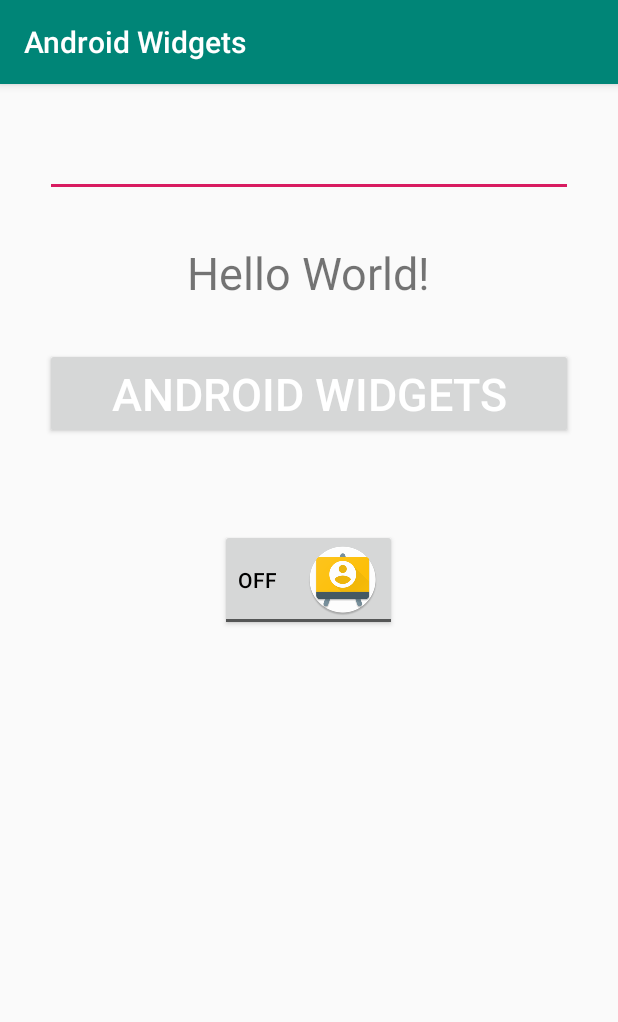
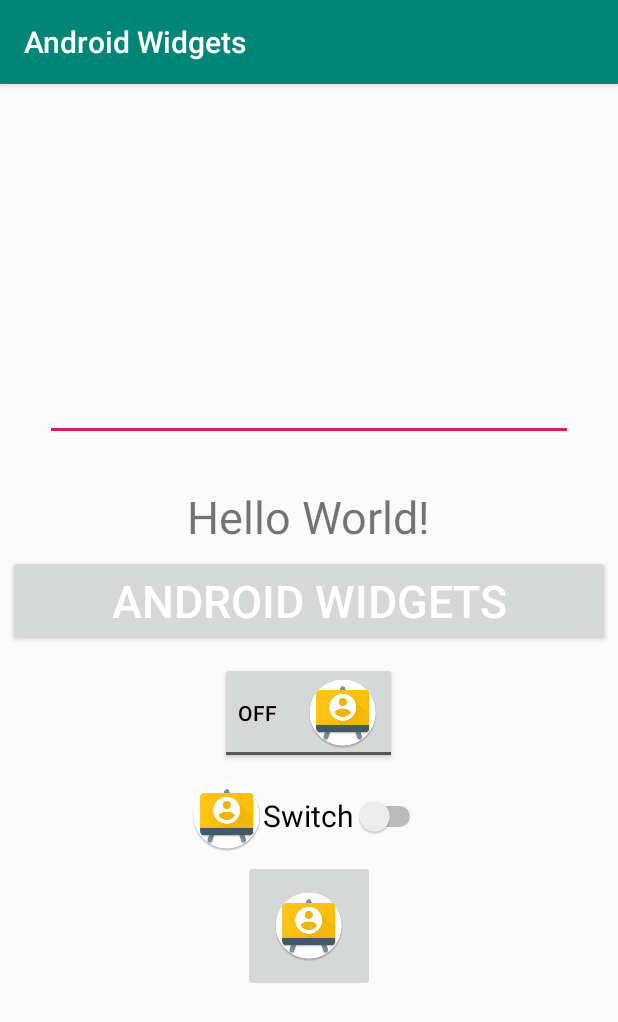
Before and after one commit to gurkay/AndroidWidgets, an Android app: the screen it shows after launch (MainActivity), on a phone screen of 412 x 824 dp. Shown: the top 1022 px of the screen. Run offline under Robolectric (Android 15) with nearby library versions, the phone set to English and light mode, and no system bars.

Commit message:
Add text view component Add edit text component Add button component Add toggle button component Add switch component Change main activity background color Add image button component Passing two values from Activity to another second Activity

```diff
--- a/app/src/main/AndroidManifest.xml
+++ b/app/src/main/AndroidManifest.xml
@@ -9,6 +9,7 @@
         android:roundIcon="@mipmap/ic_launcher_round"
         android:supportsRtl="true"
         android:theme="@style/AppTheme">
+        <activity android:name=".SecondActivity"></activity>
         <activity android:name=".MainActivity">
             <intent-filter>
                 <action android:name="android.intent.action.MAIN" />
--- a/app/src/main/java/com/test/androidwidgets/MainActivity.java
+++ b/app/src/main/java/com/test/androidwidgets/MainActivity.java
@@ -1,5 +1,7 @@
 package com.test.androidwidgets;
 
+import android.content.Intent;
+import android.graphics.Color;
 import android.support.v7.app.AppCompatActivity;
 import android.os.Bundle;
 import android.text.Editable;
@@ -7,7 +9,11 @@ import android.text.TextWatcher;
 import android.view.Gravity;
 import android.view.View;
 import android.widget.Button;
+import android.widget.CompoundButton;
 import android.widget.EditText;
+import android.widget.ImageButton;
+import android.widget.LinearLayout;
+import android.widget.Switch;
 import android.widget.TextView;
 import android.widget.Toast;
 import android.widget.ToggleButton;
@@ -16,7 +22,7 @@ public class MainActivity extends AppCompatActivity {
 
     ///////////////////////////////////////////////////////////////
     //
-    // Text widget Component
+    // Widget Components
     //
     ///////////////////////////////////////////////////////////////
 
@@ -24,12 +30,73 @@ public class MainActivity extends AppCompatActivity {
     EditText editTxtWriting;
     Button  btnMessage;
     ToggleButton toggleButton;
+    Switch switchDemo;
+    LinearLayout mainLinearLayout;
+    ImageButton imageButton;
 
+    ///////////////////////////////////////////////////////////////
+    //
+    // Variables
+    //
+    ///////////////////////////////////////////////////////////////
+
+    String editTxtWritingValue, stringTestValue;
 
     @Override
     protected void onCreate(Bundle savedInstanceState) {
         super.onCreate(savedInstanceState);
         setContentView(R.layout.activity_main);
+
+        ///////////////////////////////////////////////////////////////
+        //
+        // Image Button Component Using
+        //
+        ///////////////////////////////////////////////////////////////
+
+        imageButton = findViewById(R.id.imageButton);
+        imageButton.setOnClickListener(new View.OnClickListener() {
+            @Override
+            public void onClick(View v) {
+
+                Toast.makeText(MainActivity.this, "Image Button Clicked", Toast.LENGTH_SHORT).show();
+
+                ///////////////////////////////////////////////////////////////
+                //
+                // Send Second Activity Values
+                //
+                ///////////////////////////////////////////////////////////////
+
+                Intent intent = new Intent(getApplicationContext(), SecondActivity.class);
+                editTxtWritingValue = editTxtWriting.getText().toString();
+                stringTestValue = "String Test Value";
+                intent.putExtra("editTxtWritingValue", editTxtWritingValue);
+                intent.putExtra("stringTestValue", stringTestValue);
+                startActivity(intent);
+                finish();
+            }
+        });
+
+        ///////////////////////////////////////////////////////////////
+        //
+        // Switch Component Using
+        //
+        ///////////////////////////////////////////////////////////////
+
+        switchDemo = findViewById(R.id.switchDemo);
+        mainLinearLayout = findViewById(R.id.mainLinearLayout);
+
+        switchDemo.setOnCheckedChangeListener(new CompoundButton.OnCheckedChangeListener() {
+            @Override
+            public void onCheckedChanged(CompoundButton buttonView, boolean isChecked) {
+                if(switchDemo.isChecked()){
+                    mainLinearLayout.setBackgroundColor(Color.YELLOW);
+                    Toast.makeText(getApplicationContext(), "Switch State : " + switchDemo.getTextOn().toString(), Toast.LENGTH_SHORT).show();
+                } else {
+                    mainLinearLayout.setBackgroundColor(Color.RED);
+                    Toast.makeText(getApplicationContext(), "Switch State : " + switchDemo.getTextOff().toString(), Toast.LENGTH_SHORT).show();
+                }
+            }
+        });
 
         ///////////////////////////////////////////////////////////////
         //
--- a/app/src/main/res/layout/activity_main.xml
+++ b/app/src/main/res/layout/activity_main.xml
@@ -5,6 +5,8 @@
     android:layout_width="match_parent"
     android:layout_height="match_parent"
     android:orientation="vertical"
+    android:id="@+id/mainLinearLayout"
+    android:gravity="center"
     tools:context=".MainActivity">
 
     <EditText
@@ -25,7 +27,7 @@
         android:layout_width="match_parent"
         android:layout_height="wrap_content"
         android:id="@+id/btnMessage"
-        android:layout_margin="30sp"
+        android:layout_margin="5sp"
         android:text="@string/app_name"
         android:textColor="#FFFFFF"
         android:textSize="30sp"/>
@@ -34,11 +36,32 @@
         android:id="@+id/toggleButton"
         android:layout_width="wrap_content"
         android:layout_height="wrap_content"
-        android:layout_margin="30dp"
+        android:layout_margin="5dp"
         android:layout_gravity="center_horizontal"
         android:checked="false"
         android:drawablePadding="20dp"
         android:drawableRight="@mipmap/ic_launcher_test"
         android:textColor="#000"/>
 
+    <Switch
+        android:id="@+id/switchDemo"
+        android:layout_width="wrap_content"
+        android:layout_height="wrap_content"
+        android:layout_margin="5dp"
+        android:layout_gravity="center"
+        android:drawableLeft="@mipmap/ic_launcher_test"
+        android:checked="false"
+        android:textSize="20dp"
+        android:textOff="off"
+        android:textOn="On"
+        android:text="Switch" />
+
+    <ImageButton
+        android:id="@+id/imageButton"
+        android:layout_width="wrap_content"
+        android:layout_height="wrap_content"
+        android:padding="20dp"
+        android:src="@mipmap/ic_launcher_test"/>
+
+
 </LinearLayout>
```
Also changed, not shown: app/src/main/java/com/test/androidwidgets/SecondActivity.java (added, +56 -0 lines), app/src/main/res/layout/activity_second.xml (added, +28 -0 lines).
